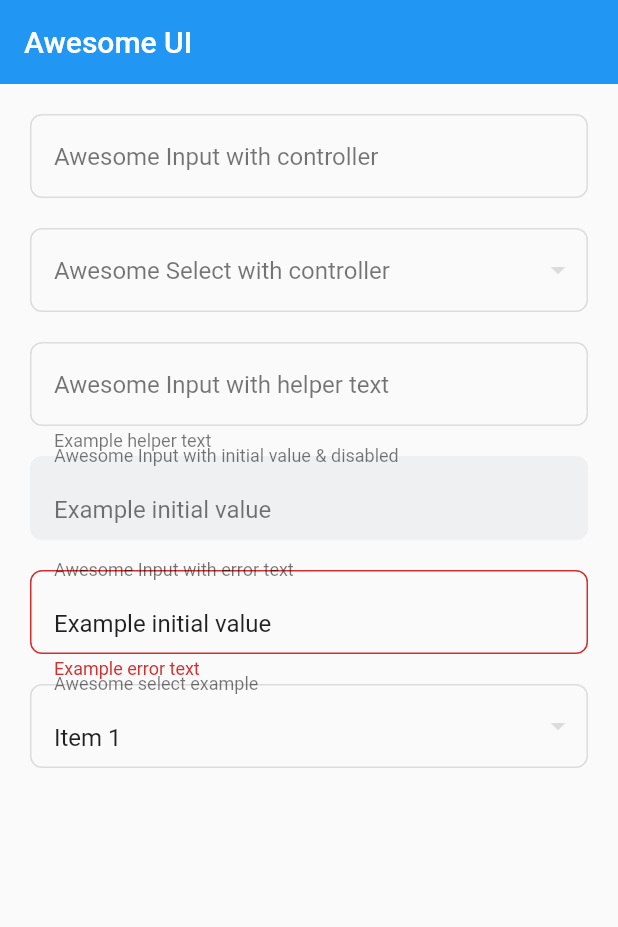
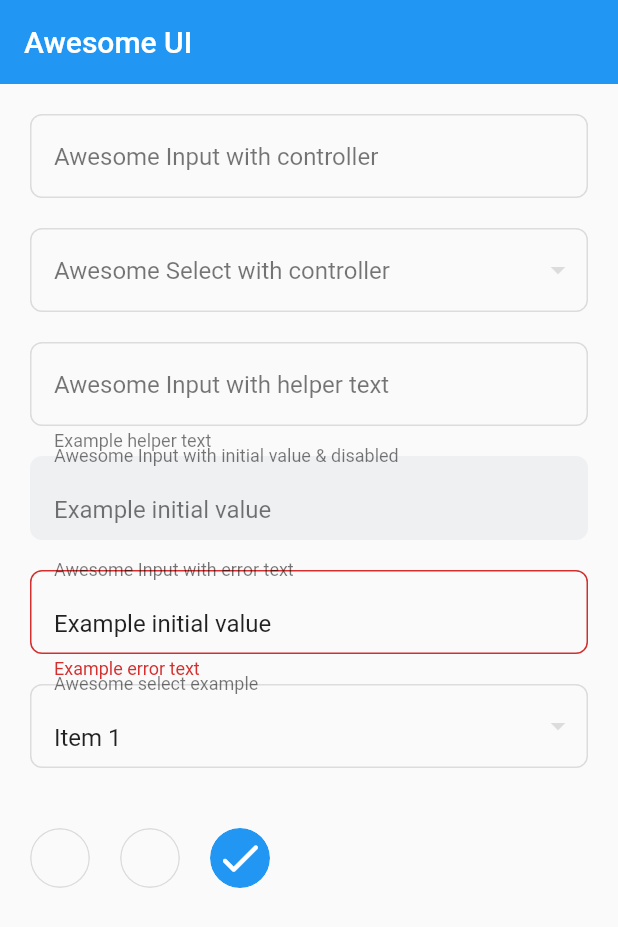
Before and after one commit to ziqq/flutter_awesome_ui, a Flutter app: the screen it shows after launch, on a phone screen of 412 x 824 dp. Shown: the top 927 px of the screen. Run offline on Flutter 3.47's test engine with Material 2 defaults, Android fonts, the phone set to English and light mode, and no system bars.

Commit message:
Adding check box rounded

```diff
--- a/example/lib/main.dart
+++ b/example/lib/main.dart
@@ -93,6 +93,26 @@ class _AwesomeInputViewState extends State<AwesomeInputView> {
               items: _selectItems,
               initialValue: 1,
             ),
+            SizedBox(height: 20),
+            Row(
+              children: [
+                AwesomeCheckBoxRounded(
+                  size: 40,
+                  onTap: (bool? value) {},
+                ),
+                SizedBox(width: 20),
+                AwesomeCheckBoxRounded(
+                  size: 40,
+                  onTap: (bool? value) {},
+                ),
+                SizedBox(width: 20),
+                AwesomeCheckBoxRounded(
+                  size: 40,
+                  isChecked: true,
+                  onTap: (bool? value) {},
+                ),
+              ],
+            ),
           ],
         ),
       ),
--- /dev/null
+++ b/lib/src/widgets/awesome_check_box_rounded.dart
@@ -0,0 +1,113 @@
+import 'package:flutter/material.dart';
+
+///Widget that draw a beautiful checkbox rounded. Provided with animation if wanted
+class AwesomeCheckBoxRounded extends StatefulWidget {
+  const AwesomeCheckBoxRounded({
+    Key? key,
+    this.size,
+    this.isChecked,
+    this.borderColor,
+    this.checkedColor,
+    this.uncheckedColor,
+    this.checkedWidget,
+    this.uncheckedWidget,
+    this.animationDuration,
+    required this.onTap,
+  }) : super(key: key);
+
+  ///Define the size of the checkbox
+  final double? size;
+
+  ///Define wether the checkbox is marked or not
+  final bool? isChecked;
+
+  ///Define the border of the widget
+  final Color? borderColor;
+
+  ///Define the color that is shown when Widgets is checked
+  final Color? checkedColor;
+
+  ///Define the color that is shown when Widgets is unchecked
+  final Color? uncheckedColor;
+
+  ///Define the widget that is shown when Widgets is checked
+  final Widget? checkedWidget;
+
+  ///Define the widget that is shown when Widgets is unchecked
+  final Widget? uncheckedWidget;
+
+  ///Define Function that os executed when user tap on checkbox
+  final Function(bool?) onTap;
+
+  ///Define the duration of the animation. If any
+  final Duration? animationDuration;
+
+  @override
+  _AwesomeCheckBoxStateRounded createState() => _AwesomeCheckBoxStateRounded();
+}
+
+class _AwesomeCheckBoxStateRounded extends State<AwesomeCheckBoxRounded> {
+  late Duration animationDuration;
+  late Widget uncheckedWidget;
+  late Widget checkedWidget;
+  late Color uncheckedColor;
+  late Color checkedColor;
+  late Color borderColor;
+  late bool isChecked;
+  late double size;
+
+  @override
+  void initState() {
+    super.initState();
+    size = widget.size ?? 24.0;
+    isChecked = widget.isChecked ?? false;
+    borderColor = widget.borderColor ?? Colors.grey;
+    checkedColor = widget.checkedColor ?? Colors.blue;
+    uncheckedColor = widget.uncheckedColor ?? Colors.transparent;
+    animationDuration = widget.animationDuration ?? Duration(milliseconds: 100);
+    uncheckedWidget = widget.uncheckedWidget != null
+        ? SizedBox(child: widget.uncheckedWidget)
+        : const SizedBox.shrink();
+    checkedWidget = widget.checkedWidget ??
+        Icon(Icons.check_rounded, color: Colors.white, size: size / 1.2);
+  }
+
+  @override
+  void didChangeDependencies() {
+    borderColor = widget.borderColor ?? Theme.of(context).dividerColor;
+    checkedColor = widget.checkedColor ?? Theme.of(context).accentColor;
+    uncheckedColor =
+        widget.uncheckedColor ?? Theme.of(context).scaffoldBackgroundColor;
+    super.didChangeDependencies();
+  }
+
+  @override
+  Widget build(BuildContext context) {
+    return GestureDetector(
+      onTap: () {
+        setState(() => isChecked = !isChecked);
+        widget.onTap(isChecked);
+      },
+      child: ClipRRect(
+        borderRadius: BorderRadius.circular(size / 2),
+        child: AnimatedContainer(
+          width: size,
+          height: size,
+          duration: animationDuration,
+          decoration: BoxDecoration(
+            borderRadius: BorderRadius.circular(size / 2),
+            color: isChecked ? checkedColor : uncheckedColor,
+            border: Border.all(
+              color: isChecked
+                  ? checkedColor
+                  : widget.uncheckedColor != null
+                      ? uncheckedColor
+                      : borderColor,
+            ),
+          ),
+          child: isChecked ? checkedWidget : uncheckedWidget,
+        ),
+      ),
+    );
+  }
+}
--- a/lib/src/widgets/awesome_widgets.dart
+++ b/lib/src/widgets/awesome_widgets.dart
@@ -1,2 +1,3 @@
+export 'awesome_check_box_rounded.dart';
 export 'awesome_input.dart';
 export 'awesome_select.dart';
```
Also changed, not shown: 2 other files.
